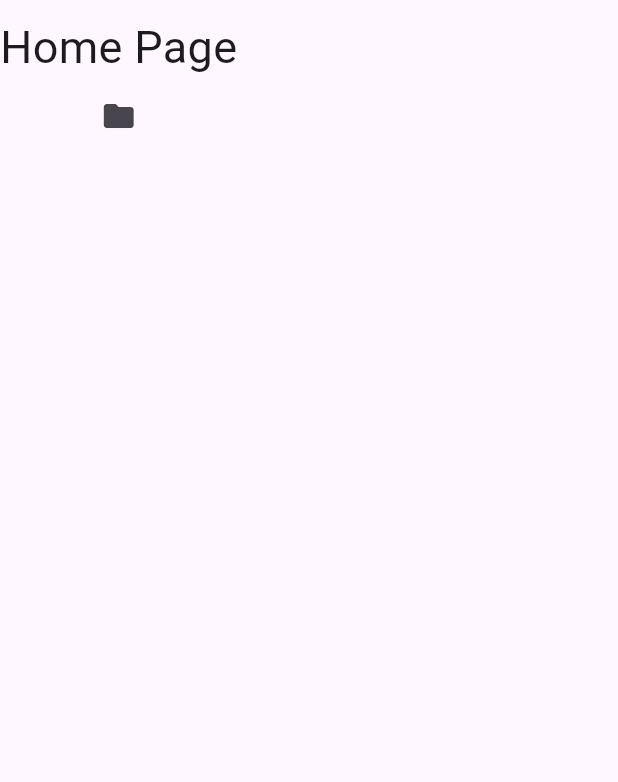
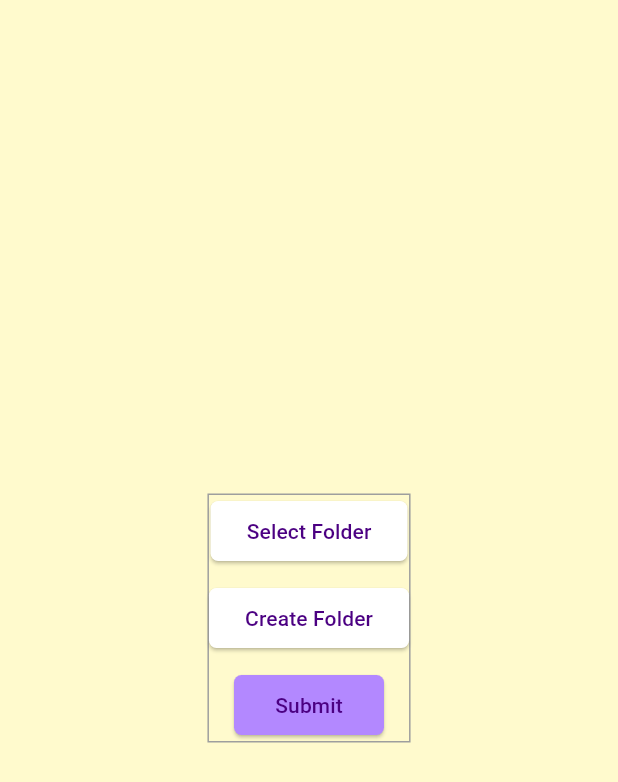
Before and after one commit to Jl115/pencilNote, a Flutter app: the screen it shows after launch, on a phone screen of 412 x 824 dp. Shown: the top 782 px of the screen. Run offline on Flutter 3.47's test engine with Material 3 defaults, Android fonts, the light colour scheme and no system bars; our stand-ins replace file_picker, get, get_storage; missing offline and left inert: flutter_file_dialog, pencil_kit.

Commit message:
added a basic theme and working on Root folder selection

```diff
--- a/lib/controller/counter_controller.dart
+++ b/lib/controller/counter_controller.dart
@@ -5,7 +5,7 @@ import '../models/folder.dart';
 
 class CounterController extends GetxController {
   final GetStorage _storage = GetStorage();
-  Folder folder = Folder(path: '');
+  Folder folder = Folder(path: '', notes: [], subfolders: [], name: '');
 
   var count1 = 0.obs;
   var count2 = 0.obs;
--- a/lib/controller/folder_controller.dart
+++ b/lib/controller/folder_controller.dart
@@ -0,0 +1,49 @@
+import 'package:get/get.dart';
+import 'package:pencilkit_note_taking/models/base/base_folder.dart';
+import 'package:pencilkit_note_taking/models/folder.dart';
+import 'package:pencilkit_note_taking/models/root_folder.dart';
+import 'dart:io';
+
+class FolderController extends GetxController {
+  var folders = <BaseFolder>[].obs;
+  var selectedFolder = Rx<RootFolder?>(null);
+
+  @override
+  void onInit() {
+    super.onInit();
+    fetchFolders();
+  }
+
+  void fetchFolders() {
+    // Implementation for fetching folders if necessary
+  }
+
+  void addFolder(BaseFolder folder) {
+    folders.add(folder);
+  }
+
+  void removeFolder(BaseFolder folder) {
+    folders.remove(folder);
+  }
+
+  void selectRootFolder(String path) {
+    // Initialize the RootFolder with the selected path and subfolders
+    var newRootFolder = RootFolder()
+      ..path = path
+      ..folders = _getSubfolders(path);
+
+    selectedFolder.value = newRootFolder;
+  }
+
+  List<Folder> _getSubfolders(String path) {
+    // Fetch the list of subfolders in the given path
+    final directory = Directory(path);
+    return directory.listSync().whereType<Directory>().map((dir) {
+      return Folder(
+          path: dir.path,
+          name: dir.path.split('/').last,
+          notes: [],
+          subfolders: []);
+    }).toList();
+  }
+}
--- a/lib/main.dart
+++ b/lib/main.dart
@@ -2,6 +2,7 @@ import 'package:flutter/material.dart';
 import 'package:get/get.dart';
 import 'package:get_storage/get_storage.dart';
 import 'package:pencilkit_note_taking/routes/app_routes.dart';
+import 'package:pencilkit_note_taking/styles/theme_data.dart';
 
 void main() async {
   WidgetsFlutterBinding.ensureInitialized();
@@ -16,8 +17,10 @@ class PencilNote extends StatelessWidget {
   @override
   Widget build(BuildContext context) {
     return GetMaterialApp(
+      debugShowCheckedModeBanner: false,
+      theme: appTheme,
       title: 'Note App',
-      initialRoute: '/',
+      initialRoute: '/pickFolder',
       //Page Defining
       getPages: appRoutes,
     );
--- a/lib/models/base/base_folder.dart
+++ b/lib/models/base/base_folder.dart
@@ -1,13 +1,10 @@
-import 'package:pencilkit_note_taking/models/text_note.dart';
-
-/* BaseFolder is an abstract class that defines the properties and methods that a folder should have.  */
 abstract class BaseFolder {
   String path;
 
   BaseFolder({required this.path});
 
-  createFolder(String name);
-  changeFolderName(String name);
-  deleteFolder(String name);
-  switchFolderLocation(String path);
+  void createFolder(String name);
+  void changeFolderName(String name);
+  void deleteFolder(String name);
+  void switchFolderLocation(String path);
 }
--- a/lib/models/folder.dart
+++ b/lib/models/folder.dart
@@ -4,38 +4,63 @@ import 'package:pencilkit_note_taking/models/base/base_folder.dart';
 import 'package:pencilkit_note_taking/models/text_note.dart';
 
 class Folder extends BaseFolder {
+  String _name;
+  List<Note> notes;
+  List<Folder> subfolders;
+
   Folder({
     required String path,
-  }) : super(path: path);
+    required this.notes,
+    required this.subfolders,
+    required String name,
+  })  : _name = path.split('/').last,
+        super(path: path);
 
-  var _name;
-
-  /// Creates a folder with the given [name].
   @override
   void createFolder(String name) {
-    // Implementation for creating a folder
-    print(name);
-    print(Directory.current.path);
+    final newFolderPath = Directory('$path/$name');
+    if (!newFolderPath.existsSync()) {
+      newFolderPath.createSync();
+      subfolders.add(Folder(
+        path: newFolderPath.path,
+        notes: [],
+        subfolders: [],
+        name: '',
+      ));
+    }
   }
 
   @override
-  void changeFolderName(String name) {
-    // Implementation for changing the folder name
+  void changeFolderName(String newName) {
+    final newFolderPath = Directory('$path/../$newName');
+    final currentDir = Directory(path);
+    if (currentDir.existsSync() && !newFolderPath.existsSync()) {
+      currentDir.renameSync(newFolderPath.path);
+      _name = newName;
+    }
   }
 
   @override
   void deleteFolder(String name) {
-    // Implementation for deleting a folder
+    final folderToDelete = Directory('$path/$name');
+    if (folderToDelete.existsSync()) {
+      folderToDelete.deleteSync(recursive: true);
+      subfolders.removeWhere((folder) => folder.path == folderToDelete.path);
+    }
   }
 
   @override
-  void switchFolderLocation(String path) {
-    // Implementation for switching the folder location
+  void switchFolderLocation(String newPath) {
+    final newFolderPath = Directory(newPath);
+    if (!newFolderPath.existsSync()) {
+      Directory(path).renameSync(newPath);
+      path = newPath;
+    }
   }
 
   set name(String name) {
     _name = name;
   }
 
-  String get name => _name ?? 'Folder Name is null';
+  String get name => _name;
 }
--- a/lib/routes/app_routes.dart
+++ b/lib/routes/app_routes.dart
@@ -1,4 +1,5 @@
 import 'package:get/get.dart';
+import 'package:pencilkit_note_taking/views/folder_picker_view.dart';
 import 'package:pencilkit_note_taking/views/home_screen.dart';
 import 'package:pencilkit_note_taking/views/note_view.dart';
 
@@ -6,4 +7,5 @@ import 'package:pencilkit_note_taking/views/note_view.dart';
 final List<GetPage> appRoutes = [
   GetPage(name: '/', page: () => HomePage()),
   GetPage(name: '/note-view', page: () => NoteView()),
+  GetPage(name: '/pickFolder', page: () => FolderPickerView())
 ];
--- /dev/null
+++ b/lib/styles/theme_data.dart
@@ -0,0 +1,51 @@
+import 'package:flutter/material.dart';
+import 'app_colors.dart'; // Importiere die Farben
+
+final ThemeData appTheme = ThemeData(
+  colorScheme: ColorScheme(
+    primary: AppColors.primaryColor,
+    primaryContainer: AppColors.primaryColor,
+    secondary: AppColors.secondaryColor,
+    secondaryContainer: AppColors.secondaryColor,
+    background: AppColors.backgroundColor,
+    surface: AppColors.surfaceColor,
+    error: AppColors.errorColor,
+    onPrimary: AppColors.onPrimaryColor,
+    onSecondary: AppColors.onSecondaryColor,
+    onBackground: AppColors.onBackgroundColor,
+    onSurface: AppColors.onSurfaceColor,
+    onError: AppColors.onErrorColor,
+    brightness: Brightness.light,
+  ),
+  primaryColor: AppColors.primaryColor,
+  scaffoldBackgroundColor: AppColors.backgroundColor,
+  buttonTheme: ButtonThemeData(
+    buttonColor: AppColors.primaryColor,
+    textTheme: ButtonTextTheme.primary,
+  ),
+  textTheme: TextTheme(
+    displayLarge: TextStyle(color: AppColors.onBackgroundColor),
+    displayMedium: TextStyle(color: AppColors.onBackgroundColor),
+    displaySmall: TextStyle(color: AppColors.onBackgroundColor),
+    headlineLarge: TextStyle(color: AppColors.onBackgroundColor),
+    headlineMedium: TextStyle(color: AppColors.onBackgroundColor),
+    headlineSmall: TextStyle(color: AppColors.onBackgroundColor),
+    titleLarge: TextStyle(color: AppColors.onBackgroundColor),
+    titleMedium: TextStyle(color: AppColors.onBackgroundColor),
+    titleSmall: TextStyle(color: AppColors.onBackgroundColor),
+    bodyLarge: TextStyle(color: AppColors.onBackgroundColor),
+    bodyMedium: TextStyle(color: AppColors.onBackgroundColor),
+    bodySmall: TextStyle(color: AppColors.onBackgroundColor),
+    labelLarge: TextStyle(color: AppColors.onBackgroundColor),
+    labelMedium: TextStyle(color: AppColors.onBackgroundColor),
+    labelSmall: TextStyle(color: AppColors.onBackgroundColor),
+  ),
+  appBarTheme: AppBarTheme(
+    color: AppColors.primaryColor,
+    iconTheme: IconThemeData(color: AppColors.onPrimaryColor),
+    titleTextStyle: TextStyle(
+      color: AppColors.onPrimaryColor,
+      fontSize: 20,
+    ),
+  ),
+);
--- /dev/null
+++ b/lib/views/folder_picker_view.dart
@@ -0,0 +1,117 @@
+import 'dart:io';
+
+import 'package:file_picker/file_picker.dart';
+import 'package:flutter/material.dart';
+import 'package:get/get.dart';
+import 'package:path_provider/path_provider.dart';
+import 'package:pencilkit_note_taking/controller/folder_controller.dart';
+import 'package:pencilkit_note_taking/models/root_folder.dart';
+
+class FolderPickerView extends StatefulWidget {
+  @override
+  _FolderPickerViewState createState() => _FolderPickerViewState();
+}
+
+class _FolderPickerViewState extends State<FolderPickerView> {
+  final FolderController folderController = Get.put(FolderController());
+
+  Directory? selectedDirectory;
+  String? createdDirectoryPath;
+
+  Future<void> pickDirectory() async {
+    String? selectedDirectoryPath =
+        await FilePicker.platform.getDirectoryPath();
+
+    if (selectedDirectoryPath != null) {
+      setState(() {
+        selectedDirectory = Directory(selectedDirectoryPath);
+        RootFolder.initializeWithPath(selectedDirectoryPath);
+        folderController.selectedFolder.value = RootFolder();
+      });
+    }
+  }
+
+  Future<void> createRootDirectory() async {
+    final directory = await getApplicationDocumentsDirectory();
+    print(directory.path);
+
+    final newDirectory = Directory('${directory.path}/NewFolder');
+    print(newDirectory.path);
+    print(selectedDirectory?.path.split('/').last);
+    if (selectedDirectory != null) {
+      print('Directory already exists at ${newDirectory.path}');
+    } else {
+      await newDirectory.create();
+      setState(() {
+        createdDirectoryPath = newDirectory.path;
+        RootFolder.initializeWithPath(newDirectory.path);
+        folderController.selectedFolder.value = RootFolder();
+      });
+    }
+  }
+
+  @override
+  Widget build(BuildContext context) {
+    return Scaffold(
+      body: Padding(
+          padding: const EdgeInsets.all(16.0),
+          child: Center(
+            child: Column(
+              mainAxisAlignment: MainAxisAlignment.center,
+              children: [
+                Container(
+                  decoration: BoxDecoration(
+                    border: Border.all(color: Colors.grey),
+                  ),
+                  child: Column(
+                    crossAxisAlignment: CrossAxisAlignment.center,
+                    mainAxisAlignment: MainAxisAlignment.center,
+                    children: [
+                      //* Pick Root Directory Button
+                      ElevatedButton(
+                        onPressed: pickDirectory,
+                        style: ElevatedButton.styleFrom(
+                          shape: RoundedRectangleBorder(
+                            borderRadius: BorderRadius.circular(5),
+                          ),
+                        ),
+                        child: Text('Select Folder'),
+                      ),
+                      /* if (selectedDirectory != null)
+                  Text('Selected Directory: ${selectedDirectory!.path}'), */
+                      SizedBox(height: 10),
+                      //* Create Root Directory Button
+                      ElevatedButton(
+                        onPressed: createRootDirectory,
+                        style: ElevatedButton.styleFrom(
+                          shape: RoundedRectangleBorder(
+                            borderRadius: BorderRadius.circular(5),
+                          ),
+                        ),
+                        child: Text('Create Folder'),
+                      ),
+                      SizedBox(height: 10),
+
+                      //* Submitted Directory Path Button
+                      ElevatedButton(
+                        onPressed: createRootDirectory,
+                        style: ElevatedButton.styleFrom(
+                          fixedSize: Size(100, 30),
+                          backgroundColor: Colors.deepPurpleAccent[100],
+                          shape: RoundedRectangleBorder(
+                            borderRadius: BorderRadius.circular(5),
+                          ),
+                        ),
+                        child: Text('Submit'),
+                      ),
+                      /* if (createdDirectoryPath != null)
+                  Text('Created Directory: $createdDirectoryPath'), */
+                    ],
+                  ),
+                )
+              ],
+            ),
+          )),
+    );
+  }
+}
--- a/pubspec.yaml
+++ b/pubspec.yaml
@@ -36,6 +36,7 @@ dependencies:
   cupertino_icons: ^1.0.6
   pencil_kit: ^2.1.0
   path_provider: ^2.1.3
+  file_picker: 8.0.5
   fluttertoast: ^8.2.6
   get:
   get_storage:
```
Also changed, not shown: lib/models/root_folder.dart (+55 -14 lines), lib/styles/app_colors.dart (added, +19 -0 lines), pubspec.lock, 2 other files.
